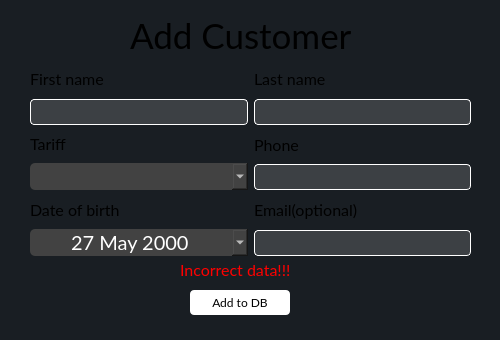
First picture: the form in PhoneManagerGUI/ui/insertcustomerdialog.ui, repository tarashunchak/PhoneCompanyManager, before the edit.
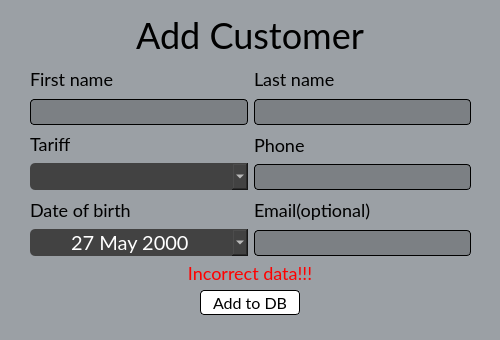
Second picture: the form after the edit.

Diff of the .ui file:
```diff
--- a/PhoneManagerGUI/ui/insertcustomerdialog.ui
+++ b/PhoneManagerGUI/ui/insertcustomerdialog.ui
@@ -14,8 +14,10 @@
    <string>Dialog</string>
   </property>
   <property name="styleSheet">
-   <string notr="true">background-color:rgb(25, 30, 35);
-font-family:Lato, Consolas;</string>
+   <string notr="true">background-color:rgb(155,160, 165);
+font-family:Lato, Arial, Consolas;
+color:black;
+font-size:18px;</string>
   </property>
   <property name="modal">
    <bool>true</bool>
@@ -32,17 +34,24 @@
    <property name="font">
     <font>
      <family>Lato</family>
-     <pointsize>26</pointsize>
+     <pointsize>-1</pointsize>
     </font>
    </property>
+   <property name="styleSheet">
+    <string notr="true">background-color:transparent;
+font-size:36px;</string>
+   </property>
    <property name="text">
     <string>Add Customer</string>
    </property>
+   <property name="alignment">
+    <set>Qt::AlignmentFlag::AlignCenter</set>
+   </property>
   </widget>
   <widget class="QPushButton" name="confirm_addition">
    <property name="geometry">
     <rect>
-     <x>190</x>
+     <x>200</x>
      <y>290</y>
      <width>100</width>
      <height>25</height>
@@ -52,8 +61,9 @@
     <string notr="true">QPushButton{
 color:black;
 background-color:white;
-border:none;
+border:1px solid black;
 border-radius:4px;
+font-size:16px;
 }
 QPushButton:hover{
 	background-color:rgb(200, 200, 200);
@@ -66,22 +76,25 @@
   <widget class="QLabel" name="incorrect_data_label">
    <property name="geometry">
     <rect>
-     <x>180</x>
+     <x>0</x>
      <y>260</y>
-     <width>121</width>
-     <height>19</height>
+     <width>500</width>
+     <height>25</height>
     </rect>
    </property>
    <property name="styleSheet">
     <string notr="true">color:red;
-font-family:Lato, Consolas;
-font-size:16px;
+font-family:Lato, Arial, Consolas;
+font-size:18px;
 background-color:transparent;
 </string>
    </property>
    <property name="text">
     <string>Incorrect data!!!</string>
    </property>
+   <property name="alignment">
+    <set>Qt::AlignmentFlag::AlignCenter</set>
+   </property>
   </widget>
   <widget class="QWidget" name="layoutWidget">
    <property name="geometry">
@@ -100,9 +113,12 @@
         <property name="font">
          <font>
           <family>Lato</family>
-          <pointsize>12</pointsize>
+          <pointsize>-1</pointsize>
          </font>
         </property>
+        <property name="styleSheet">
+         <string notr="true">background-color:transparent;</string>
+        </property>
         <property name="text">
          <string>First name</string>
         </property>
@@ -111,12 +127,13 @@
       <item>
        <widget class="QLineEdit" name="first_name_lineEdit">
         <property name="styleSheet">
-         <string notr="true">background-color:rgba(200, 200, 200, 0.2);
-color:white;
+         <string notr="true">background-color:rgba(0, 0, 0, 0.2);
+color:black;
 font-family:Lato, Consolas;
 font-size:18px;
 border-radius:4px;
-border:1px solid white;</string>
+border:1px solid black;
+padding-left:4px;</string>
         </property>
        </widget>
       </item>
@@ -129,9 +146,12 @@
         <property name="font">
          <font>
           <family>Lato</family>
-          <pointsize>12</pointsize>
+          <pointsize>-1</pointsize>
          </font>
         </property>
+        <property name="styleSheet">
+         <string notr="true">background-color:transparent;</string>
+        </property>
         <property name="text">
          <string>Last name</string>
         </property>
@@ -140,12 +160,13 @@
       <item>
        <widget class="QLineEdit" name="last_name_lineEdit">
         <property name="styleSheet">
-         <string notr="true">background-color:rgba(200, 200, 200, 0.2);
-color:white;
+         <string notr="true">background-color:rgba(0, 0, 0, 0.2);
+color:black;
 font-family:Lato, Consolas;
 font-size:18px;
 border-radius:4px;
-border:1px solid white;</string>
+border:1px solid black;
+padding-left:4px;</string>
         </property>
        </widget>
       </item>
@@ -158,9 +179,12 @@
         <property name="font">
          <font>
           <family>Lato</family>
-          <pointsize>12</pointsize>
+          <pointsize>-1</pointsize>
          </font>
         </property>
+        <property name="styleSheet">
+         <string notr="true">background-color:transparent;</string>
+        </property>
         <property name="text">
          <string>Tariff</string>
         </property>
@@ -187,9 +211,12 @@
         <property name="font">
          <font>
           <family>Lato</family>
-          <pointsize>12</pointsize>
+          <pointsize>-1</pointsize>
          </font>
         </property>
+        <property name="styleSheet">
+         <string notr="true">background-color:transparent;</string>
+        </property>
         <property name="text">
          <string>Phone</string>
         </property>
@@ -198,12 +225,13 @@
       <item>
        <widget class="QLineEdit" name="phone_lineEdit">
         <property name="styleSheet">
-         <string notr="true">background-color:rgba(200, 200, 200, 0.2);
-color:white;
+         <string notr="true">background-color:rgba(0, 0, 0, 0.2);
+color:black;
 font-family:Lato, Consolas;
 font-size:18px;
 border-radius:4px;
-border:1px solid white;</string>
+border:1px solid black;
+padding-left:4px;</string>
         </property>
        </widget>
       </item>
@@ -216,9 +244,12 @@
         <property name="font">
          <font>
           <family>Lato</family>
-          <pointsize>12</pointsize>
+          <pointsize>-1</pointsize>
          </font>
         </property>
+        <property name="styleSheet">
+         <string notr="true">background-color:transparent;</string>
+        </property>
         <property name="text">
          <string>Date of birth</string>
         </property>
@@ -260,9 +291,12 @@
         <property name="font">
          <font>
           <family>Lato</family>
-          <pointsize>12</pointsize>
+          <pointsize>-1</pointsize>
          </font>
         </property>
+        <property name="styleSheet">
+         <string notr="true">background-color:transparent;</string>
+        </property>
         <property name="text">
          <string>Email(optional)</string>
         </property>
@@ -271,12 +305,13 @@
       <item>
        <widget class="QLineEdit" name="email_lineEdit">
         <property name="styleSheet">
-         <string notr="true">background-color:rgba(200, 200, 200, 0.2);
-color:white;
+         <string notr="true">background-color:rgba(0, 0, 0, 0.2);
+color:black;
 font-family:Lato, Consolas;
 font-size:18px;
 border-radius:4px;
-border:1px solid white;</string>
+border:1px solid black;
+padding-left:4px;</string>
         </property>
        </widget>
       </item>
```
